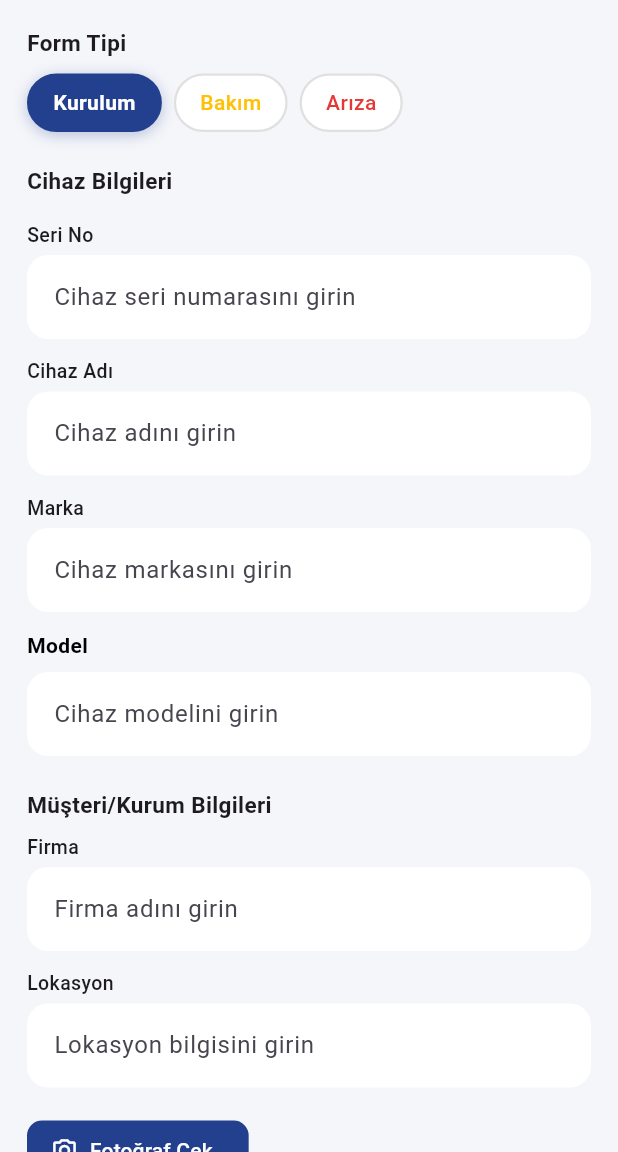
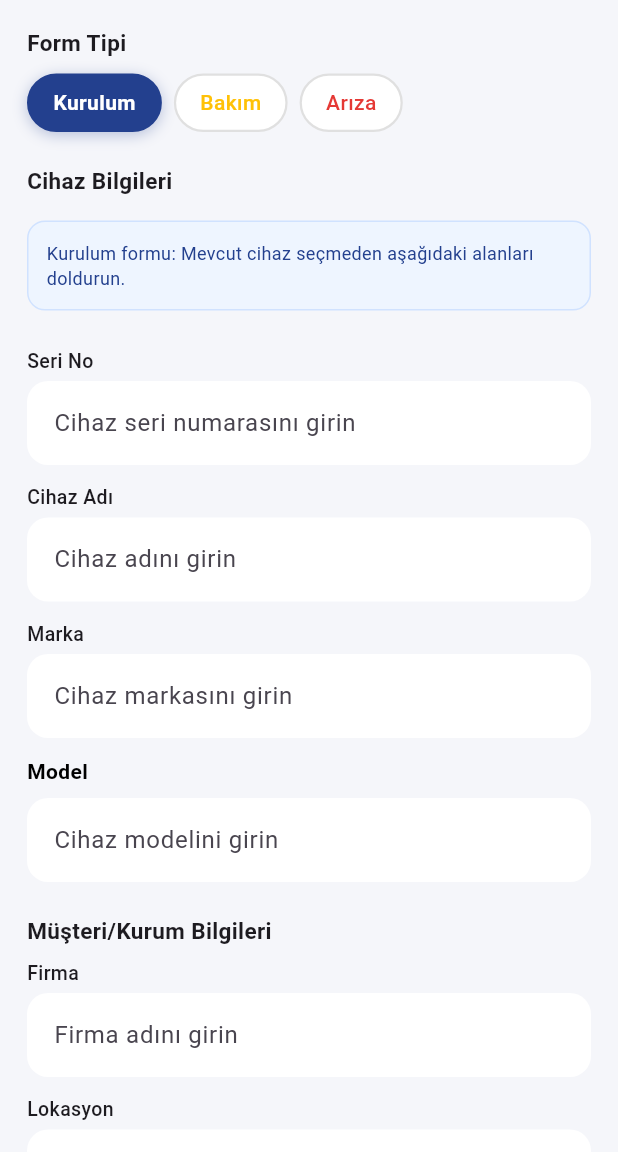
Before and after one commit to Galipacikel/CenceApp, a Flutter app: the screen it shows once a user with an empty profile is signed in, after a tap on "Yeni Servis Formu", on a phone screen of 412 x 824 dp, the part 84-1236 px from its top. Run offline on Flutter 3.47's test engine with Material 3 defaults, Android fonts, the light colour scheme and no system bars; our stand-ins replace camera, cloud_firestore, firebase_auth, firebase_core, firebase_storage, flutter_riverpod and 6 more; missing offline and left inert: mobile_scanner; accounts and stored records are empty.

Commit message:
feat(service-history): merge service_history + formlar in V2 repo; fix duplicate getRecent; setup flutter_launcher_icons; add app icon assets scaffold

```diff
--- a/lib/repositories/firestore_service_history_repository_v2.dart
+++ b/lib/repositories/firestore_service_history_repository_v2.dart
@@ -48,6 +48,7 @@ class FirestoreServiceHistoryRepositoryV2
   @override
   Future<Result<List<ServiceHistory>, app.Failure>> getAll() async {
     try {
+      // Fetch from new top-level service_history collection
       final snapshot = await _firestore
           .collection(FirestorePaths.serviceHistory)
           .orderBy('created_at', descending: true)
@@ -55,7 +56,19 @@ class FirestoreServiceHistoryRepositoryV2
       final list = snapshot.docs
           .map((d) => _fromFirestore(d.id, d.data()))
           .toList();
-      return Result.ok(list);
+
+      // Fetch additional historical records from legacy/general 'formlar' collection
+      // We do not assume indexes; keep query simple to avoid index errors.
+      final formsSnap = await _firestore.collection(FirestorePaths.forms).get();
+      final formsList = formsSnap.docs
+          .map((d) => _fromForms(d.id, d.data()))
+          .toList();
+
+      // Merge and sort by date desc
+      final merged = <ServiceHistory>[...list, ...formsList]
+        ..sort((a, b) => b.date.compareTo(a.date));
+
+      return Result.ok(merged);
     } on FirebaseException catch (e) {
       return Result.err(_toFailure(e));
     } catch (e) {
@@ -68,20 +81,78 @@ class FirestoreServiceHistoryRepositoryV2
     int count = 3,
   }) async {
     try {
-      final snapshot = await _firestore
+      // Query both sources, merge and then take first N
+      final serviceHistorySnap = await _firestore
           .collection(FirestorePaths.serviceHistory)
           .orderBy('created_at', descending: true)
-          .limit(count)
+          .limit(count * 3) // take a bit more before merge to keep variety
           .get();
-      final list = snapshot.docs
+      final list = serviceHistorySnap.docs
           .map((d) => _fromFirestore(d.id, d.data()))
           .toList();
-      return Result.ok(list);
+
+      final formsSnap = await _firestore
+          .collection(FirestorePaths.forms)
+          .get();
+      final formsList = formsSnap.docs
+          .map((d) => _fromForms(d.id, d.data()))
+          .toList();
+
+      final merged = <ServiceHistory>[...list, ...formsList]
+        ..sort((a, b) => b.date.compareTo(a.date));
+
+      final limited = merged.take(count).toList();
+      return Result.ok(limited);
     } on FirebaseException catch (e) {
       return Result.err(_toFailure(e));
     } catch (e) {
       return Result.err(app.UnknownFailure(e.toString()));
     }
+  }
+
+  // Map a document from the 'formlar' collection into a ServiceHistory model
+  ServiceHistory _fromForms(String id, Map<String, dynamic> data) {
+    // Date parsing with multiple fallbacks
+    DateTime when = DateTime.now();
+    final dynamic rawTarih = data['TARİH'] ?? data['TARIH'] ?? data['tarih'] ?? data['created_at'] ?? data['date'];
+    if (rawTarih is Timestamp) {
+      when = rawTarih.toDate();
+    } else if (rawTarih is String) {
+      // Try ISO first, then fallback to DateTime.tryParse
+      final parsed = DateTime.tryParse(rawTarih);
+      if (parsed != null) when = parsed;
+    }
+
+    String readString(List<String> keys) {
+      for (final k in keys) {
+        final v = data[k];
+        if (v == null) continue;
+        final s = v.toString().trim();
+        if (s.isNotEmpty) return s;
+      }
+      return '';
+    }
+
+    final model = readString(['MODEL', 'model', 'CİHAZ ADI', 'CIHAZ ADI']);
+    final seri = readString(['SERİ NO', 'SERI NO', 'SERINO', 'seri_no', 'serial', 'serialNumber']);
+    final musteri = readString(['FİRMA', 'firma', 'MÜŞTERİ', 'MUSTERİ', 'MUSTERI', 'musteri', 'customer']);
+    final aciklama = readString(['AÇIKLAMA', 'ACIKLAMA', 'açıklama', 'aciklama', 'description']);
+    final teknisyen = readString(['TEKNİSYEN', 'TEKNISYEN', 'teknisyen', 'technician', 'teknisyen_adi']);
+    final durum = readString(['DURUM', 'durum', 'status']);
+
+    final deviceLabel = [model, seri].where((e) => e.isNotEmpty).join(' ').trim();
+
+    return ServiceHistory(
+      id: id,
+      date: when,
+      deviceId: deviceLabel.isNotEmpty ? deviceLabel : id,
+      musteri: musteri,
+      description: aciklama,
+      technician: teknisyen.isNotEmpty ? teknisyen : '-',
+      status: durum.isNotEmpty ? durum : 'Başarılı',
+      kullanilanParcalar: const <StockPart>[],
+      photos: const <String>[],
+    );
   }
 
   @override
--- a/lib/screens/new_service_form_screen.dart
+++ b/lib/screens/new_service_form_screen.dart
@@ -115,6 +115,8 @@ class _NewServiceFormScreenState
     WidgetsBinding.instance.addPostFrameCallback((_) {
       _technicianController.text = _getTechnicianName();
     });
+
+
   }
 
   @override
@@ -187,6 +189,14 @@ class _NewServiceFormScreenState
       _deviceSearchController.text = device.modelName;
       _showDeviceSuggestions = false;
 
+      // Otomatik alan doldurma (Bakım/Arıza için)
+      _serialNumberController.text = device.serialNumber;
+      _deviceNameController.text = device.modelName;
+      _brandController.text = device.modelName;
+      _modelController.text = device.modelName;
+      _companyController.text = device.customer;
+      _customerController.text = device.customer;
+
       // Kurulum tarihi seçili değilse bugünün tarihini ata
       if (_date == null) {
         _date = DateTime.now();
@@ -197,8 +207,24 @@ class _NewServiceFormScreenState
 
   // Kullanıcı profilinden teknisyen adını al
   String _getTechnicianName() {
+    // Öncelik: Firestore AppUser profilinden username
+    final asyncUser = ref.read(appUserProvider);
+    final fromProfile = asyncUser.maybeWhen<String?>(
+      data: (u) {
+        final uname = (u?.username ?? u?.usernameLowercase)?.trim();
+        if (uname != null && uname.isNotEmpty) return uname;
+        final fullName = (u?.fullName ?? '').trim();
+        if (fullName.isNotEmpty) return fullName;
+        return null;
+      },
+      orElse: () => null,
+    );
+    if (fromProfile != null && fromProfile.isNotEmpty) {
+      return fromProfile;
+    }
+
+    // Geriye dönük: FirebaseAuth displayName, sonra email'in @ öncesi
     final user = ref.read(firebaseAuthProvider).currentUser;
-    // displayName yoksa email'in @ öncesini kullan, hiçbiri yoksa "Teknisyen"
     if (user != null) {
       if ((user.displayName ?? '').trim().isNotEmpty) {
         return user.displayName!.trim();
@@ -364,7 +390,15 @@ class _NewServiceFormScreenState
     if (_isSaving) return;
     _isSaving = true;
 
-    if (_selectedDevice == null) {
+    final bool isInstallation = _formTipi == 0; // 0: Kurulum
+
+    // Firma alanından müşteri alanını senkronize et
+    if (_customerController.text.isEmpty && _companyController.text.isNotEmpty) {
+      _customerController.text = _companyController.text.trim();
+    }
+
+    // Bakım/Arıza için cihaz seçimi zorunlu
+    if (!isInstallation && _selectedDevice == null) {
       ScaffoldMessenger.of(context).showSnackBar(
         const SnackBar(
           content: Text('Lütfen bir cihaz seçin.'),
@@ -375,6 +409,22 @@ class _NewServiceFormScreenState
       _isSaving = false;
       return;
     }
+
+    // Kurulum için en az seri no veya cihaz adı zorunlu
+    if (isInstallation &&
+        _serialNumberController.text.trim().isEmpty &&
+        _deviceNameController.text.trim().isEmpty) {
+      ScaffoldMessenger.of(context).showSnackBar(
+        const SnackBar(
+          content: Text('Kurulum için en az Seri No veya Cihaz Adı girin.'),
+          backgroundColor: Colors.red,
+          duration: Duration(seconds: 2),
+        ),
+      );
+      _isSaving = false;
+      return;
+    }
+
     if (_customerController.text.isEmpty) {
       ScaffoldMessenger.of(context).showSnackBar(
         const SnackBar(
@@ -423,7 +473,8 @@ class _NewServiceFormScreenState
       );
     }
 
-    // Cihaz bilgilerini güncelle (Riverpod use-case ile)
+    // Cihaz bilgilerini güncelle (sadece Bakım/Arıza için)
+    if (!isInstallation && _selectedDevice != null) {
       final updatedDevice = Device(
         id: _selectedDevice!.id,
         modelName: _selectedDevice!.modelName,
@@ -439,6 +490,7 @@ class _NewServiceFormScreenState
       );
       final updateDevice = ref.read(updateDeviceUseCaseProvider);
       await updateDevice(updatedDevice);
+    }
 
     // Fotoğrafı Storage'a yükle ve URL'leri hazırla
     final List<String> photoUrls = [];
@@ -454,6 +506,12 @@ class _NewServiceFormScreenState
       photoUrls.add(url);
     }
 
+    // ServiceHistory için cihaz id'si: Bakım/Arıza -> seçili cihaz id; Kurulum -> girilen seri no / cihaz adı
+    final String historyDeviceId = _selectedDevice?.id ??
+        (_serialNumberController.text.trim().isNotEmpty
+            ? _serialNumberController.text.trim()
+            : _deviceNameController.text.trim());
+
     // Firestore'a servis kaydı oluştur (stok düşüşü repo/use-case içinde)
     // Kayıtta kullanıcıya görünen teknisyen ismini kullan
     final technicianName = _technicianController.text.isNotEmpty
@@ -462,7 +520,7 @@ class _NewServiceFormScreenState
     final history = ServiceHistory(
       id: recordFolderId,
       date: _date!,
-       deviceId: _selectedDevice!.id,
+      deviceId: historyDeviceId,
       musteri: _customerController.text,
       description: _descriptionController.text,
       technician: technicianName,
@@ -504,7 +562,7 @@ class _NewServiceFormScreenState
     Navigator.of(context).pop({
       'formTipi': _formTipi,
       'date': _date!,
-       'deviceId': _selectedDevice!.id,
+      'deviceId': historyDeviceId,
       'customer': _customerController.text,
       'technician': technicianName,
       'description': _descriptionController.text,
@@ -579,6 +637,22 @@ class _NewServiceFormScreenState
         },
         loading: () {},
         error: (e, st) {},
+      );
+    });
+
+    // AppUser yüklendiğinde kullanıcı adı ile teknisyen alanını güncelle
+    ref.listen(appUserProvider, (previous, next) {
+      next.when(
+        data: (appUser) {
+          final uname = (appUser?.username ?? appUser?.usernameLowercase ?? '').trim();
+          if (uname.isNotEmpty) {
+            if (_technicianController.text != uname) {
+              _technicianController.text = uname;
+            }
+          }
+        },
+        loading: () {},
+        error: (_, __) {},
       );
     });
 
@@ -683,6 +757,7 @@ class _NewServiceFormScreenState
                   _showDeviceSuggestions = true;
                 });
               },
+              isInstallation: _formTipi == 0,
             ),
             const SizedBox(height: 22),
             CustomerInfoSection(
--- a/lib/widgets/service/form_sections/device_selection_section.dart
+++ b/lib/widgets/service/form_sections/device_selection_section.dart
@@ -14,6 +14,7 @@ import '../../../models/device.dart';
     final Function(Device) onSelectDevice;
     final VoidCallback onClearDevice;
     final VoidCallback onShowSuggestions;
+    final bool isInstallation;
 
     const DeviceSelectionSection({
       super.key,
@@ -29,6 +30,7 @@ import '../../../models/device.dart';
       required this.onSelectDevice,
       required this.onClearDevice,
       required this.onShowSuggestions,
+      this.isInstallation = false,
     });
 
   @override
@@ -40,6 +42,121 @@ import '../../../models/device.dart';
           'Cihaz Bilgileri',
           style: TextStyle(fontWeight: FontWeight.w600, fontSize: 15),
         ),
+        const SizedBox(height: 16),
+
+        // Cihaz Seç (Arama) - Kurulumda gizle
+        if (!isInstallation) ...[
+          const Text(
+            'Cihaz Seç',
+            style: TextStyle(fontWeight: FontWeight.w500, fontSize: 13),
+          ),
+          const SizedBox(height: 4),
+        ],
+        if (!isInstallation)
+          TextField(
+            controller: deviceSearchController,
+            keyboardType: TextInputType.text,
+            onTap: onShowSuggestions,
+            onChanged: onFilterDevices,
+            decoration: InputDecoration(
+              hintText: 'Cihaz ara (model veya seri no)',
+              filled: true,
+              fillColor: Colors.white,
+              contentPadding: const EdgeInsets.symmetric(
+                vertical: 16,
+                horizontal: 14,
+              ),
+              border: OutlineInputBorder(
+                borderRadius: BorderRadius.circular(14),
+                borderSide: BorderSide.none,
+              ),
+              suffixIcon: (selectedDevice != null || deviceSearchController.text.isNotEmpty)
+                  ? IconButton(
+                      icon: const Icon(Icons.clear),
+                      onPressed: onClearDevice,
+                    )
+                  : null,
+            ),
+          ),
+        if (!isInstallation) const SizedBox(height: 8),
+
+        if (!isInstallation && showDeviceSuggestions)
+          Container(
+            constraints: const BoxConstraints(maxHeight: 220),
+            decoration: BoxDecoration(
+              color: Colors.white,
+              borderRadius: BorderRadius.circular(12),
+              boxShadow: [
+                BoxShadow(
+                  color: Colors.black.withValues(alpha: 0.05),
+                  blurRadius: 8,
+                  offset: const Offset(0, 2),
+                ),
+              ],
+            ),
+            child: filteredDevices.isEmpty
+                ? const Padding(
+                    padding: EdgeInsets.all(12.0),
+                    child: Text('Sonuç bulunamadı'),
+                  )
+                : ListView.separated(
+                    shrinkWrap: true,
+                    itemCount: filteredDevices.length,
+                    separatorBuilder: (_, __) => const Divider(height: 1),
+                    itemBuilder: (context, index) {
+                      final d = filteredDevices[index];
+                      return ListTile(
+                        contentPadding: const EdgeInsets.symmetric(horizontal: 12, vertical: 4),
+                        title: Text(d.modelName),
+                        subtitle: Text(d.serialNumber),
+                        onTap: () => onSelectDevice(d),
+                      );
+                    },
+                  ),
+          ),
+
+        if (!isInstallation && selectedDevice != null) ...[
+          const SizedBox(height: 8),
+          Container(
+            width: double.infinity,
+            padding: const EdgeInsets.all(12),
+            decoration: BoxDecoration(
+              color: const Color(0xFFF7F9FC),
+              borderRadius: BorderRadius.circular(12),
+              border: Border.all(color: const Color(0xFFE0E6EF)),
+            ),
+            child: Column(
+              crossAxisAlignment: CrossAxisAlignment.start,
+              children: [
+                const Text(
+                  'Seçili Cihaz',
+                  style: TextStyle(fontWeight: FontWeight.w600, fontSize: 13),
+                ),
+                const SizedBox(height: 6),
+                Text('Model: ${selectedDevice!.modelName}'),
+                Text('Seri No: ${selectedDevice!.serialNumber}'),
+              ],
+            ),
+          ),
+        ],
+
+        if (isInstallation) ...[
+          Container(
+            width: double.infinity,
+            padding: const EdgeInsets.all(12),
+            margin: const EdgeInsets.only(bottom: 8),
+            decoration: BoxDecoration(
+              color: const Color(0xFFEEF5FF),
+              borderRadius: BorderRadius.circular(12),
+              border: Border.all(color: const Color(0xFFD0E2FF)),
+            ),
+            child: const Text(
+              'Kurulum formu: Mevcut cihaz seçmeden aşağıdaki alanları doldurun.',
+              style: TextStyle(fontSize: 12, color: Color(0xFF23408E)),
+            ),
+          ),
+        ],
+
         const SizedBox(height: 16),
 
         // Seri No
```
Also changed, not shown: pubspec.yaml (+15 -0 lines), assets/app_icon/icon.svg (added), pubspec.lock. Lines whose indentation alone changed are shown as unchanged.
